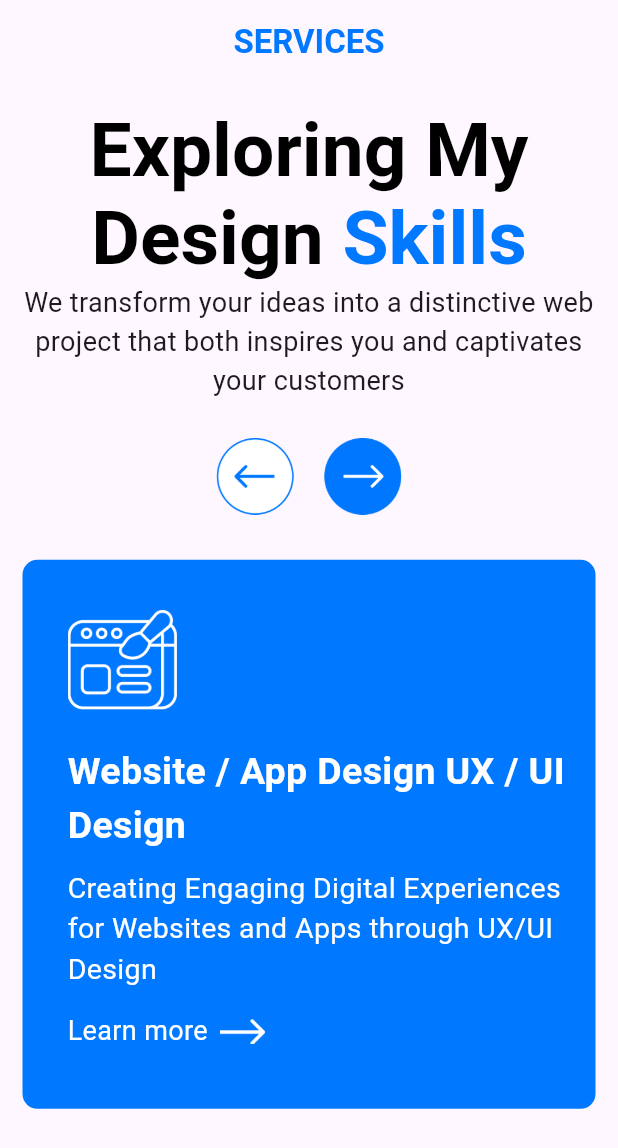
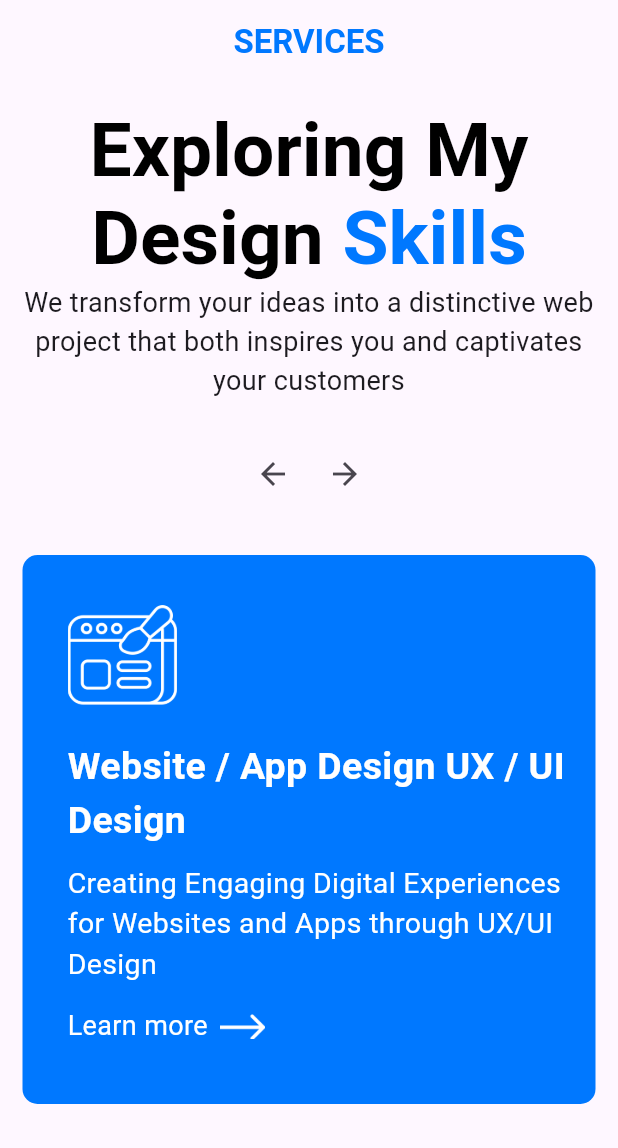
Before and after one commit to zhaoly58/portfolio_me, a Flutter app: the screen it shows after launch, on a phone screen of 412 x 824 dp. Shown: the top 1148 px of the screen. Run offline on Flutter 3.47's test engine with Material 3 defaults, Android fonts, the phone set to English and light mode, and no system bars.

Commit message:
revised arrow button & reformatted all files
Signed-off-by: Jimmy Zhao <jimmyzly88@gmail.com>

```diff
--- a/analysis_options.yaml
+++ b/analysis_options.yaml
@@ -23,6 +23,5 @@ linter:
   rules:
     # avoid_print: false  # Uncomment to disable the `avoid_print` rule
     # prefer_single_quotes: true  # Uncomment to enable the `prefer_single_quotes` rule
-
 # Additional information about this file can be found at
 # https://dart.dev/guides/language/analysis-options
--- a/lib/main.dart
+++ b/lib/main.dart
@@ -1,5 +1,4 @@
 import 'package:flutter/material.dart';
-import 'package:portfolio_me/projects_screen.dart';
 import 'package:portfolio_me/service_screen.dart';
 
 void main() {
--- a/lib/service_screen.dart
+++ b/lib/service_screen.dart
@@ -47,9 +47,23 @@ class ServiceScreen extends StatelessWidget {
                   style: TextStyle(fontSize: 18),
                 ),
                 SizedBox(height: 25),
-                Image.asset("assets/icon/navArrow.png", scale: 10),
+                //Image.asset("assets/icon/navArrow.png", scale: 10),
               ],
             ),
+            Row(
+              mainAxisAlignment: MainAxisAlignment.center,
+              children: [
+                IconButton(
+                  onPressed: () {},
+                  icon: Icon(Icons.arrow_back_sharp),
+                ),
+                IconButton(
+                  onPressed: () {},
+                  icon: Icon(Icons.arrow_forward_sharp),
+                ),
+              ],
+            ),
+
             SizedBox(height: 30),
             GestureDetector(
               onTap: () {
--- a/pubspec.yaml
+++ b/pubspec.yaml
@@ -62,7 +62,6 @@ flutter:
     - assets/image/
     - assets/logo/
 
-
   # An image asset can refer to one or more resolution-specific "variants", see
   # https://flutter.dev/to/resolution-aware-images
 
```
Also changed, not shown: 7 other files.
